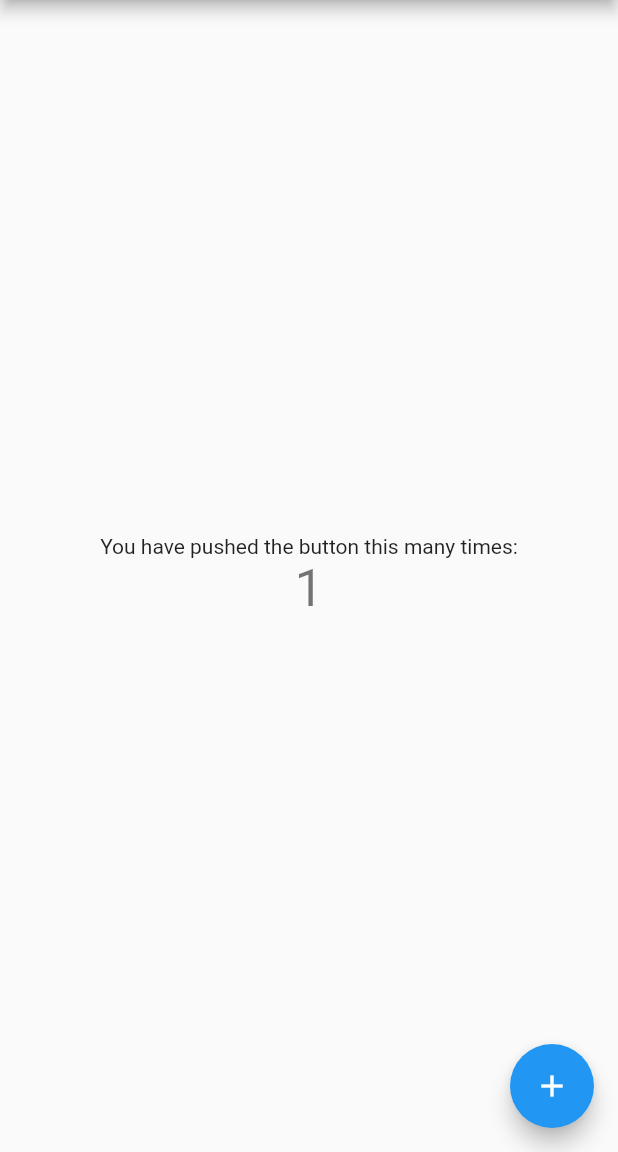
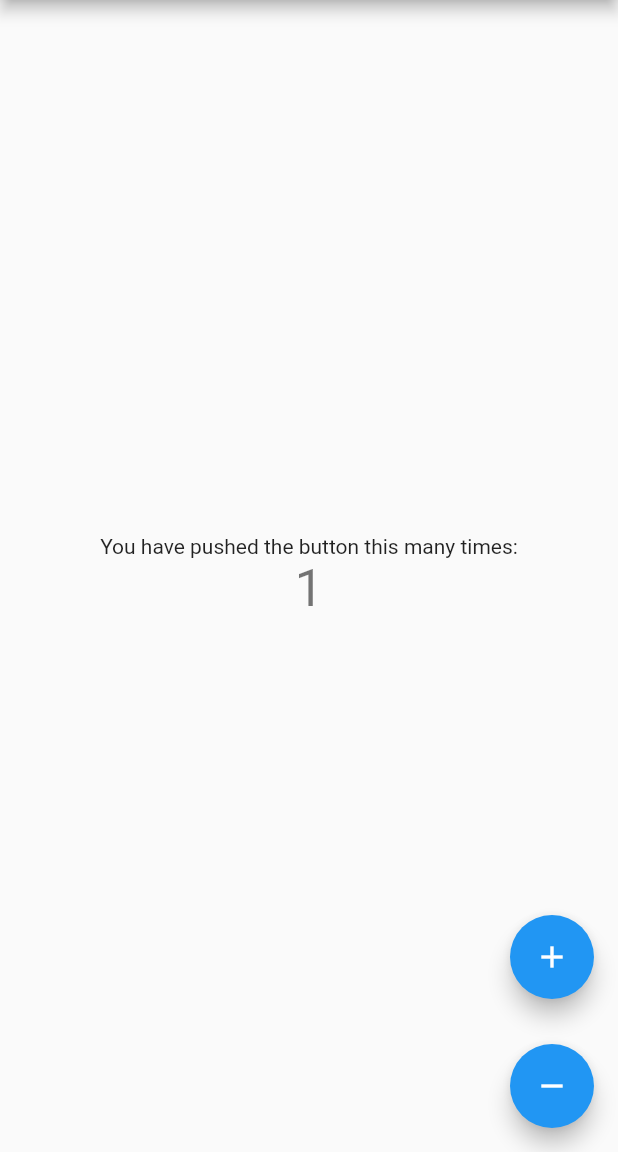
Before and after one commit to Tedev555/flutter_provider_sample, a Flutter app: the screen it shows after launch, after a tap on the "add" icon, on a phone screen of 412 x 824 dp, the part 84-1236 px from its top. Run offline on Flutter 3.47's test engine with Material 2 defaults, Android fonts, the phone set to English and light mode, and no system bars.

```diff
--- a/lib/app.dart
+++ b/lib/app.dart
@@ -1,5 +1,6 @@
 import 'package:flutter/material.dart';
-
+import 'package:provider_sample/counter.dart';
+import 'package:provider/provider.dart';
 import 'my_home_page.dart';
 
 class MyApp extends StatelessWidget {
@@ -10,7 +11,9 @@ class MyApp extends StatelessWidget {
       theme: ThemeData(
         primarySwatch: Colors.blue,
       ),
-      home: MyHomePage(title: 'Flutter Provider Sample'),
+      home: ChangeNotifierProvider<Counter>(
+          builder: (_) => Counter(0),
+          child: MyHomePage(title: 'Flutter Provider Sample')),
     );
   }
 }
--- /dev/null
+++ b/lib/counter.dart
@@ -0,0 +1,20 @@
+import 'package:flutter/material.dart';
+
+class Counter with ChangeNotifier {
+  int _num;
+
+  Counter(this._num);
+
+  getNum() => _num;
+  setNum(int newNum) => _num = newNum;
+
+  void increment() {
+    _num++;
+    notifyListeners();
+  }
+
+  void decrement() {
+    _num--;
+    notifyListeners();
+  }
+}
--- a/lib/my_home_page.dart
+++ b/lib/my_home_page.dart
@@ -1,4 +1,6 @@
 import 'package:flutter/material.dart';
+import 'package:provider/provider.dart';
+import 'package:provider_sample/counter.dart';
 
 class MyHomePage extends StatefulWidget {
   MyHomePage({Key key, this.title}) : super(key: key);
@@ -20,6 +22,8 @@ class _MyHomePageState extends State<MyHomePage> {
 
   @override
   Widget build(BuildContext context) {
+    final counter = Provider.of<Counter>(context);
+
     return Scaffold(
       appBar: AppBar(
         title: Text(widget.title),
@@ -32,16 +36,29 @@ class _MyHomePageState extends State<MyHomePage> {
               'You have pushed the button this many times:',
             ),
             Text(
-              '$_counter',
+              '${counter.getNum()}',
               style: Theme.of(context).textTheme.display1,
             ),
           ],
         ),
       ),
-      floatingActionButton: FloatingActionButton(
-        onPressed: _incrementCounter,
-        tooltip: 'Increment',
-        child: Icon(Icons.add),
+      floatingActionButton: Column(
+        mainAxisAlignment: MainAxisAlignment.end,
+        children: <Widget>[
+          FloatingActionButton(
+            onPressed: counter.increment,
+            tooltip: 'Increment',
+            child: Icon(Icons.add),
+          ),
+          SizedBox(
+            height: 30,
+          ),
+          FloatingActionButton(
+            onPressed: counter.decrement,
+            tooltip: 'Decrement',
+            child: Icon(Icons.remove),
+          )
+        ],
       ),
     );
   }
```
